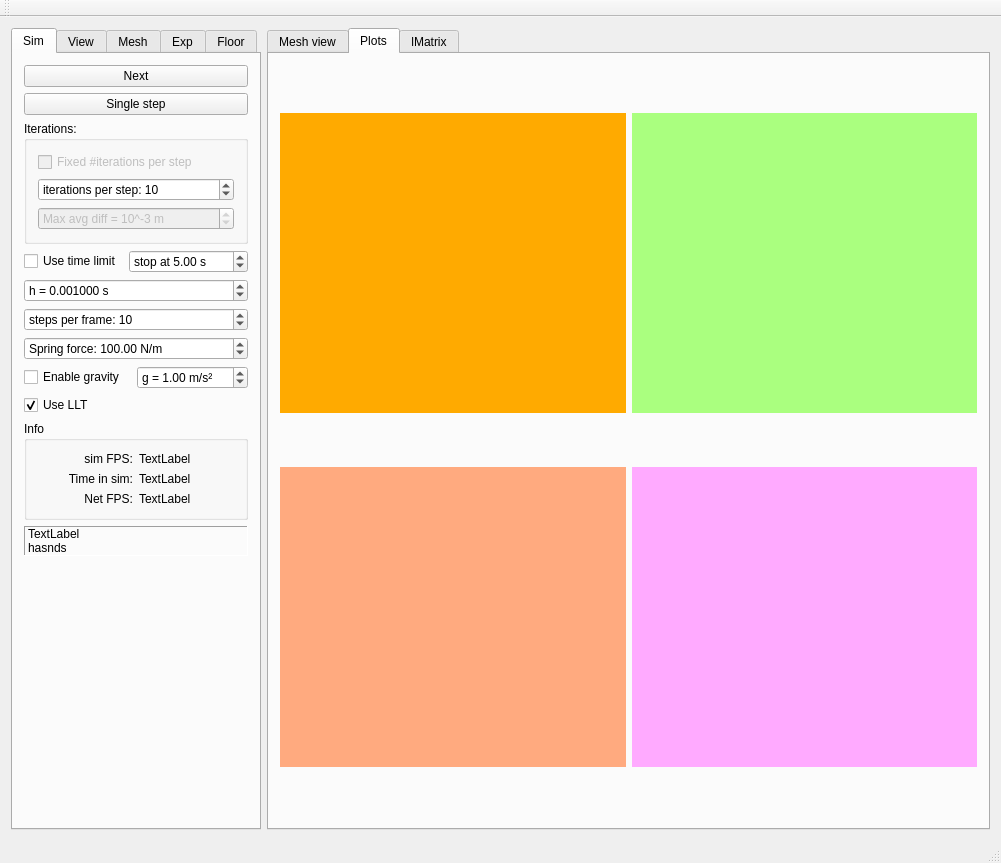
Above: mainwindow.ui from FrankMarsman/CS-Master-Thesis before the change. Below: the same form after it.
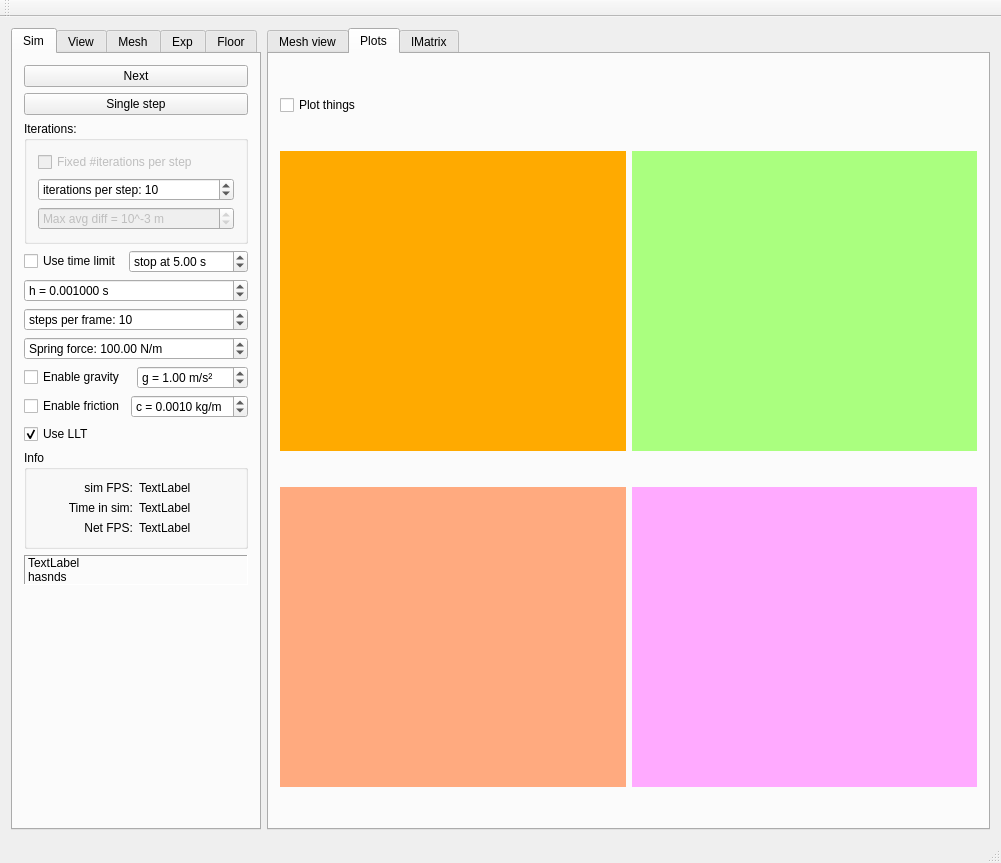
That is the form after the change. The open tabs and pages were chosen to show the change. Custom widgets are drawn as their Qt base class.

What changed in the file:
```diff
--- a/mainwindow.ui
+++ b/mainwindow.ui
@@ -36,7 +36,7 @@
        <attribute name="title">
         <string>Sim</string>
        </attribute>
-       <layout class="QVBoxLayout" name="verticalLayout" stretch="0,0,0,0,0,0,0,0,0,0,0,0">
+       <layout class="QVBoxLayout" name="verticalLayout" stretch="0,0,0,0,0,0,0,0,0,0,0,0,0">
         <property name="sizeConstraint">
          <enum>QLayout::SetMaximumSize</enum>
         </property>
@@ -237,6 +237,36 @@
           </item>
          </layout>
         </item>
+        <item>
+         <layout class="QHBoxLayout" name="frixLAYOUT">
+          <item>
+           <widget class="QCheckBox" name="frickCheckBox">
+            <property name="text">
+             <string>Enable friction</string>
+            </property>
+           </widget>
+          </item>
+          <item>
+           <widget class="QDoubleSpinBox" name="fricSpinBox">
+            <property name="prefix">
+             <string>c = </string>
+            </property>
+            <property name="suffix">
+             <string> kg/m</string>
+            </property>
+            <property name="decimals">
+             <number>4</number>
+            </property>
+            <property name="singleStep">
+             <double>0.001000000000000</double>
+            </property>
+            <property name="value">
+             <double>0.001000000000000</double>
+            </property>
+           </widget>
+          </item>
+         </layout>
+        </item>
         <item>
          <widget class="QCheckBox" name="lltBox">
           <property name="text">
@@ -1070,6 +1100,13 @@
         <string>Plots</string>
        </attribute>
        <layout class="QVBoxLayout" name="verticalLayout_7">
+        <item>
+         <widget class="QCheckBox" name="plotCheckBox">
+          <property name="text">
+           <string>Plot things</string>
+          </property>
+         </widget>
+        </item>
         <item>
          <layout class="QHBoxLayout" name="horizontalLayout_4">
           <item>
```
Left out of the diff: 21 changed lines with no effect on the pictures.
